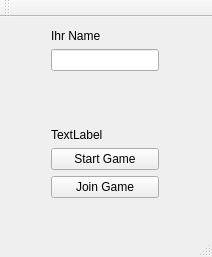
Above: Gui/startwindow.ui from Purple-Jesus/Field before the change. Below: the same form after it.
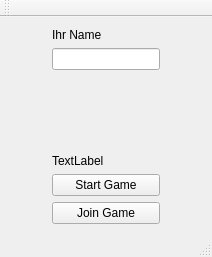
That is the form after the change. Icons and pictures are not drawn.

Commit message: deleted:    Gui/fieldtable.cpp 	deleted:    Gui/fieldtable.h 	modified:   Gui/listwindow.ui 	modified:   Gui/playwindow.cpp 	modified:   Gui/setwindow.cpp 	modified:   Gui/setwindow.h 	modified:   Gui/setwindow.ui 	deleted:    Gui/squareg.cpp 	deleted:    Gui/squareg.h 	modified:   Gui/startwindow.cpp 	modified:   Gui/startwindow.ui 	modified:   Ship_Happens.pro

Diff of the .ui file:
```diff
--- a/Gui/startwindow.ui
+++ b/Gui/startwindow.ui
@@ -18,15 +18,8 @@
     <normaloff>../images/ship.png</normaloff>../images/ship.png</iconset>
   </property>
   <widget class="QWidget" name="centralWidget">
-   <widget class="QWidget" name="horizontalLayoutWidget_2">
-    <property name="geometry">
-     <rect>
-      <x>-1</x>
-      <y>1</y>
-      <width>211</width>
-      <height>191</height>
-     </rect>
-    </property>
+   <layout class="QVBoxLayout" name="verticalLayout">
+    <item>
     <layout class="QHBoxLayout" name="horizontalLayout_2">
      <property name="sizeConstraint">
       <enum>QLayout::SetMaximumSize</enum>
@@ -106,7 +99,8 @@
       </spacer>
      </item>
     </layout>
-   </widget>
+    </item>
+   </layout>
   </widget>
   <widget class="QMenuBar" name="menuBar">
    <property name="geometry">
```
Left out of the diff: 2 changed lines with no effect on the pictures. Lines whose indentation alone changed are shown as unchanged. The commit also changes 14 other files.
